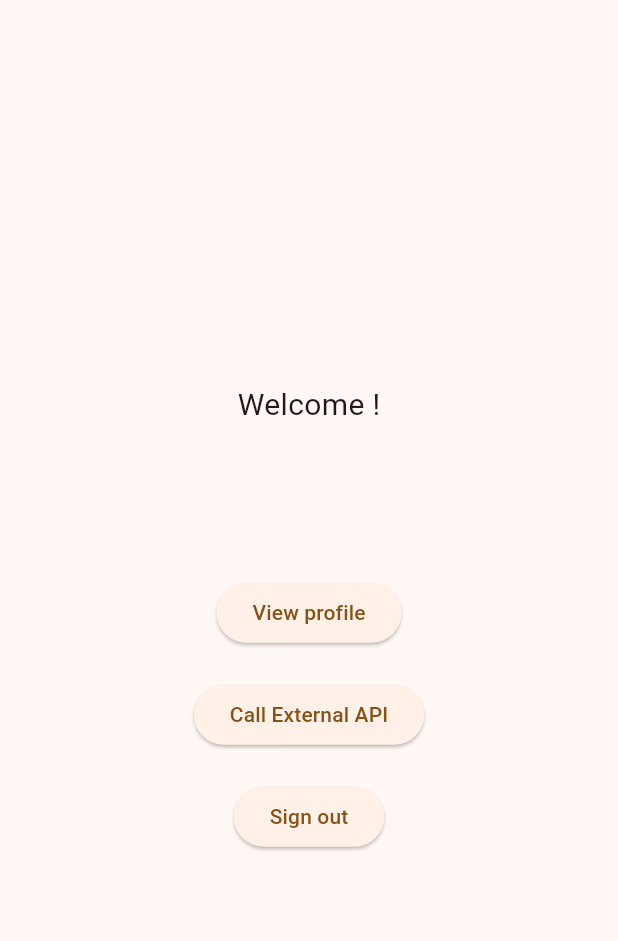
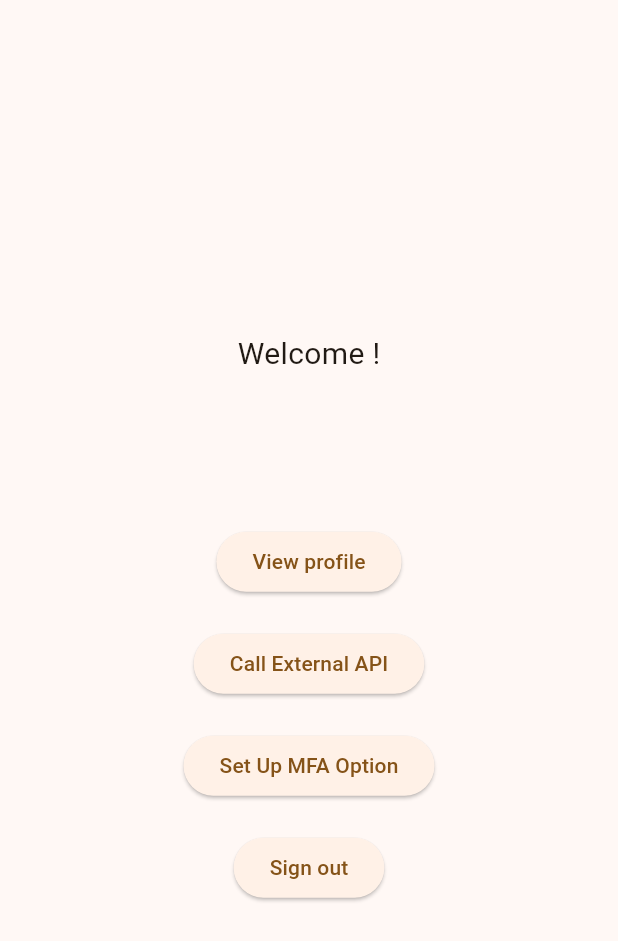
Before and after one commit to Dinithi-Hasanika/Asgardeo-Flutter-APP, a Flutter app: the HomePage widget shown alone on an empty page, opened directly with empty values, on a phone screen of 412 x 824 dp. Shown: the top 941 px of the screen. Run offline on Flutter 3.47's test engine with Material 2 defaults, Android fonts, the phone set to English and light mode, and no system bars; missing offline and left inert: flutter_appauth.

Commit message:
set up MFA page structure

```diff
--- a/lib/main.dart
+++ b/lib/main.dart
@@ -1,3 +1,4 @@
+import 'package:asgardeo_flutter_app/pages/setUpMFAPage.dart';
 import 'package:flutter/material.dart';
 import 'dart:convert';
 import 'package:http/http.dart' as http;
@@ -16,8 +17,8 @@ const redirectUrl = 'wso2.asgardeo.flutterapp://login-callback';
 const discoveryUrl =
     'https://api.asgardeo.io/t/dinithi/oauth2/token/.well-known/openid-configuration';
 const userInfoEndpoint = 'https://api.asgardeo.io/t/dinithi/oauth2/userinfo';
-//const externalAPIEndpoint = 'http://localhost:9090/albums';
-const externalAPIEndpoint = 'https://dummy.restapiexample.com/api/v1/employees';
+const externalAPIEndpoint = 'http://localhost:9090/albums';
+//const externalAPIEndpoint = 'https://dummy.restapiexample.com/api/v1/employees';
 const meEndpoint = 'https://api.asgardeo.io/t/dinithi/scim2/Me';
 const signUpUrl = 'https://accounts.asgardeo.io/t/dinithi/accountrecoveryendpoint/register.do?client_id=TzpAhjAB5YHSHHfN0zP709FVgZoa&sp=asgardeo-flutterapp';
 
@@ -87,6 +88,8 @@ class _MyAppState extends State<MyApp> {
             ? SingleChildScrollView(child: ExternalAPIDataPage(setPageIndex, _apiData) ,)
             : _pageIndex == 5
             ? EditProfilePage(setPageIndex, _firstName, _lastName, _country, updateUserProfile)
+            : _pageIndex == 6
+            ? SetUpMFAPage(setPageIndex)
             : LogInPage(loginFunction,signUpFunction)
             : LogInPage(loginFunction,signUpFunction),
       ),
--- a/lib/pages/homePage.dart
+++ b/lib/pages/homePage.dart
@@ -33,6 +33,13 @@ class HomePage extends StatelessWidget {
           ),
           SizedBox(height: 20),
           ElevatedButton(
+            onPressed: () {
+             setPageIndex(6);
+            },
+            child: Text('Set Up MFA Option'),
+          ),
+          SizedBox(height: 20),
+          ElevatedButton(
             onPressed: () async {
               await logOutFunction();
             },
```
Also changed, not shown: lib/pages/setUpMFAPage.dart (added, +35 -0 lines), 11 other files.
